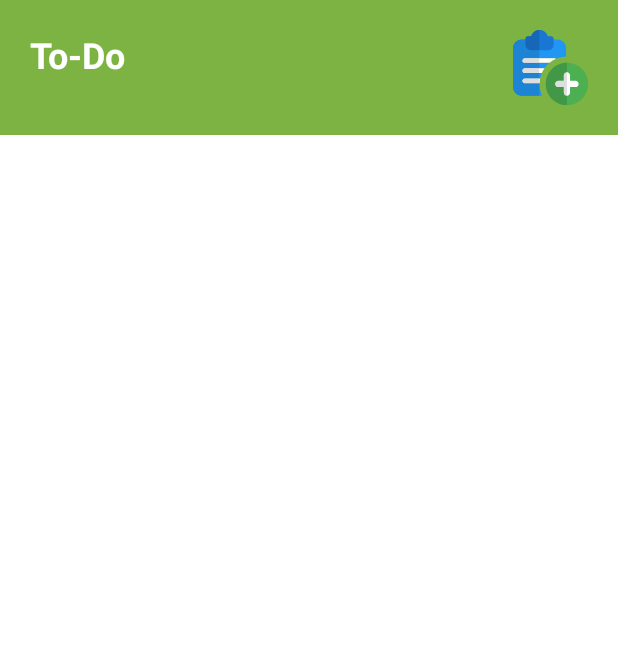
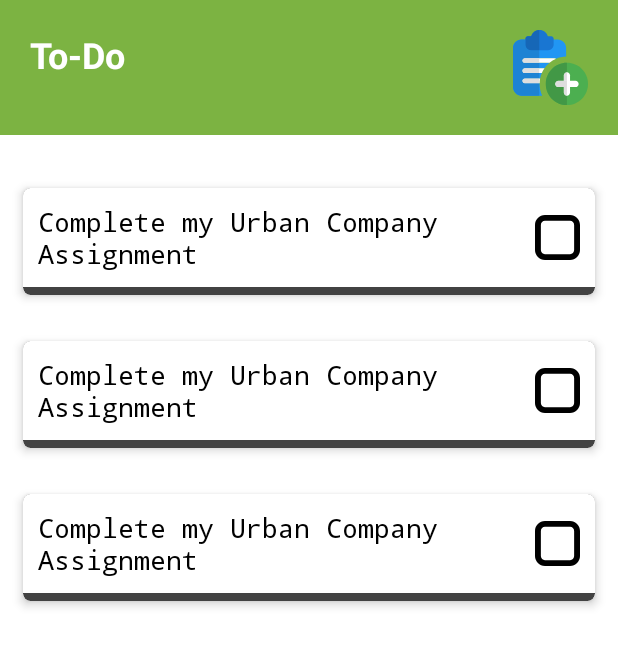
Before and after one commit to jhavishal10/TodoApp, an Android app: the layout activity_home.xml on its own in the app's theme, with its tools: preview values and no code run, on a phone screen of 412 x 824 dp. Shown: the top 646 px of the screen. Run offline under Robolectric (Android 15) with nearby library versions, the phone set to English and light mode, and no system bars.

Commit message:
Ui improvements

```diff
--- a/app/src/main/res/drawable/ic_checkbox.xml
+++ b/app/src/main/res/drawable/ic_checkbox.xml
@@ -1,6 +1,6 @@
 <vector xmlns:android="http://schemas.android.com/apk/res/android"
-    android:width="40dp"
-    android:height="40dp"
+    android:width="30dp"
+    android:height="30dp"
     android:viewportWidth="46"
     android:viewportHeight="46">
   <path
--- a/app/src/main/res/layout/activity_home.xml
+++ b/app/src/main/res/layout/activity_home.xml
@@ -1,10 +1,11 @@
 <?xml version="1.0" encoding="utf-8"?>
-<androidx.constraintlayout.widget.ConstraintLayout xmlns:android="http://schemas.android.com/apk/res/android"
+<LinearLayout xmlns:android="http://schemas.android.com/apk/res/android"
     xmlns:app="http://schemas.android.com/apk/res-auto"
     xmlns:tools="http://schemas.android.com/tools"
     android:layout_width="match_parent"
     android:layout_height="match_parent"
     android:background="@color/white"
+    android:orientation="vertical"
     tools:context=".SplashActivity">
 
     <LinearLayout
@@ -42,11 +43,14 @@
 
     <androidx.recyclerview.widget.RecyclerView
         android:id="@+id/taskRecyclerView"
+        android:clipToPadding="false"
+        android:layout_marginTop="20dp"
         android:layout_width="match_parent"
-        android:layout_height="match_parent"
-        android:layout_marginTop="100dp"
+        android:layout_height="wrap_content"
         app:layout_constraintEnd_toEndOf="parent"
+        tools:listitem="@layout/list_item"
         app:layout_constraintStart_toStartOf="parent"
+        app:layout_constraintBottom_toBottomOf="parent"
         app:layout_constraintTop_toBottomOf="@+id/toolbarLayout" />
 
-</androidx.constraintlayout.widget.ConstraintLayout>
+</LinearLayout>
--- a/app/src/main/res/layout/list_item.xml
+++ b/app/src/main/res/layout/list_item.xml
@@ -36,7 +36,7 @@
             android:layout_weight="1"
             android:button="@drawable/checkbox"
             android:paddingEnd="20dp"
-            tools:visibility="gone" />
+            tools:visibility="visible" />
 
         <ImageView
             android:id="@+id/undoButton"
@@ -45,7 +45,7 @@
             android:layout_weight="1"
             android:padding="4dp"
             android:src="@drawable/ic_undo"
-            tools:visibility="visible" />
+            tools:visibility="gone" />
 
         <ImageView
             android:id="@+id/deleteButton"
@@ -54,7 +54,7 @@
             android:layout_weight="1"
             android:padding="5dp"
             android:src="@drawable/ic_delete"
-            tools:visibility="visible" />
+            tools:visibility="gone" />
 
     </LinearLayout>
 </androidx.cardview.widget.CardView>
```
